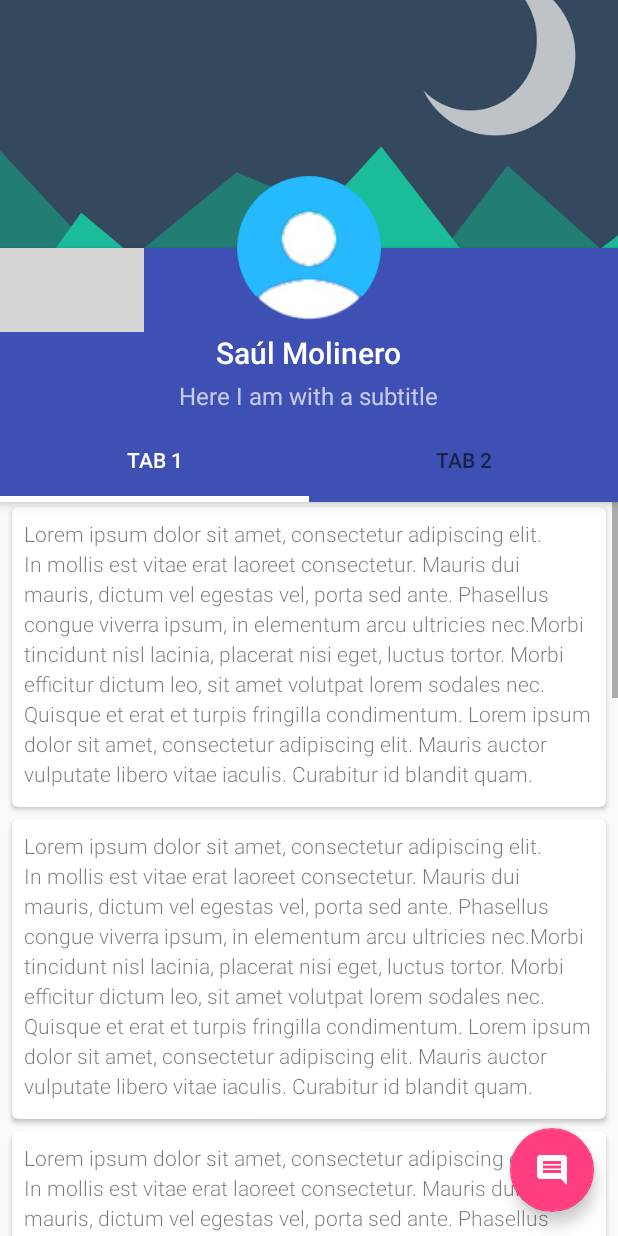
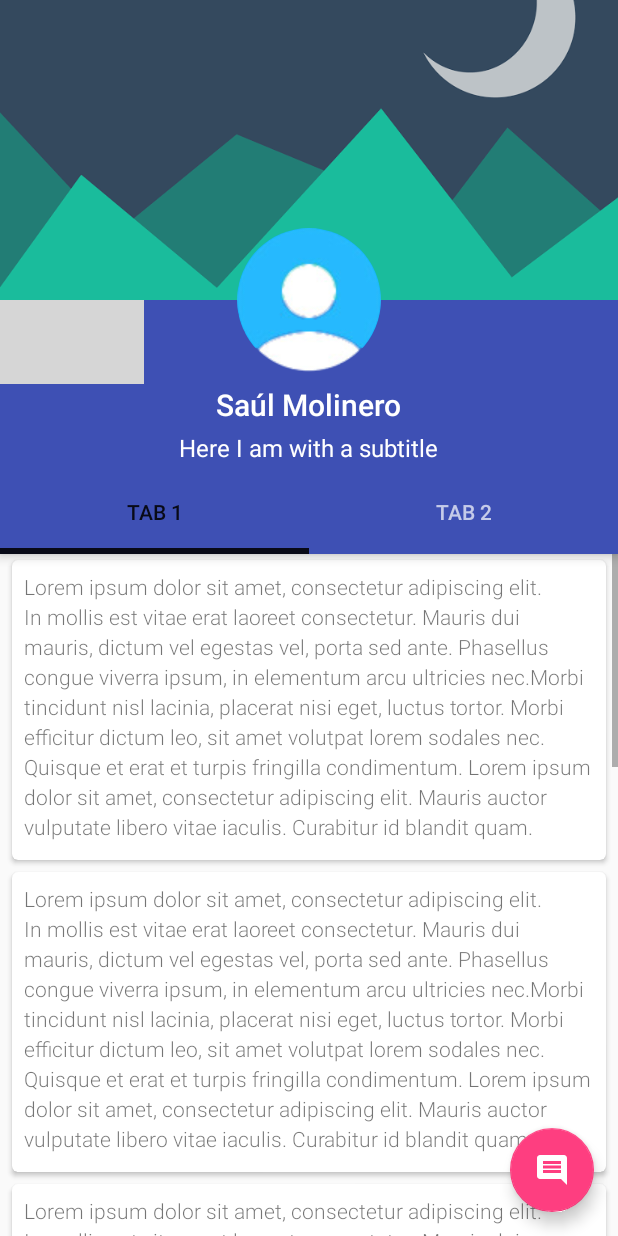
Before and after one commit to saulmm/CoordinatorExamples, an Android app: the MaterialUpConceptActivity screen opened directly, with no data from a screen before it, on a phone screen of 412 x 824 dp. Run offline under Robolectric (Android 15) with nearby library versions, the phone set to English and light mode, and no system bars; our stand-ins replace CircleImageView; grey boxes are pictures that could not be loaded.

Commit message:
Improved material example

```diff
--- a/app/build.gradle
+++ b/app/build.gradle
@@ -22,9 +22,9 @@ android {
 dependencies {
   compile fileTree(dir: 'libs', include: ['*.jar'])
   testCompile 'junit:junit:4.12'
-  compile 'com.android.support:design:23.0.1'
-  compile 'com.android.support:appcompat-v7:23.0.1'
-  compile 'com.android.support:cardview-v7:23.0.1'
-  compile 'com.android.support:recyclerview-v7:23.0.1'
+  compile 'com.android.support:design:23.1.0'
+  compile 'com.android.support:appcompat-v7:23.1.0'
+  compile 'com.android.support:cardview-v7:23.1.0'
+  compile 'com.android.support:recyclerview-v7:23.1.0'
   compile 'de.hdodenhof:circleimageview:1.3.0'
 }
--- a/app/src/main/res/layout/activity_material_up_concept.xml
+++ b/app/src/main/res/layout/activity_material_up_concept.xml
@@ -9,18 +9,18 @@
 	<android.support.design.widget.AppBarLayout
 		android:id="@+id/materialup.appbar"
 		android:layout_width="match_parent"
-		android:layout_height="250dp"
+		android:layout_height="wrap_content"
 		android:theme="@style/ThemeOverlay.AppCompat.Dark.ActionBar"
 		>
 
 		<android.support.design.widget.CollapsingToolbarLayout
 			android:id="@+id/main.collapsing"
 			android:layout_width="match_parent"
-			android:layout_height="match_parent"
-			app:layout_scrollFlags="scroll|exitUntilCollapsed"
+			android:layout_height="200dp"
 			app:contentScrim="?attr/colorPrimary"
 			app:expandedTitleMarginStart="48dp"
 			app:expandedTitleMarginEnd="64dp"
+			app:layout_scrollFlags="scroll|snap"
 			>
 
 			<ImageView
@@ -32,35 +32,20 @@
 				app:layout_collapseMode="parallax"
 				/>
 		</android.support.design.widget.CollapsingToolbarLayout>
-	</android.support.design.widget.AppBarLayout>
 
-	<!-- The top margin value equals half height of the blue box -->
-	<android.support.v4.view.ViewPager
-		android:id="@+id/materialup.viewpager"
-		android:layout_width="match_parent"
-		android:layout_height="match_parent"
-		android:layout_marginTop="84dp"
-		app:layout_behavior="@string/appbar_scrolling_view_behavior"
+		<de.hdodenhof.circleimageview.CircleImageView
+			android:id="@+id/materialup.profile_image"
+			android:layout_width="96dp"
+			android:layout_height="96dp"
+			android:layout_marginTop="-48dp"
+			android:layout_gravity="center_horizontal"
+			android:src="@drawable/user_avatar"
+			android:elevation="8dp"
+			app:border_width="2dp"
+			app:border_color="#FFF"
+			app:layout_scrollFlags="scroll"
+
 			/>
-
-	<FrameLayout
-		android:id="@+id/main.toolbar"
-		android:layout_width="match_parent"
-		android:layout_height="wrap_content"
-		android:background="@color/brand_primary"
-		android:elevation="4dp"
-		app:layout_anchor="@id/materialup.appbar"
-		app:layout_anchorGravity="bottom"
-		>
-
-		<LinearLayout
-			android:layout_width="match_parent"
-			android:layout_height="wrap_content"
-			android:layout_gravity="bottom"
-			android:minHeight="?android:attr/actionBarSize"
-			android:gravity="center_horizontal"
-			android:orientation="vertical"
-			>
 
 		<android.support.v7.widget.Toolbar
 			android:id="@+id/materialup.toolbar"
@@ -68,7 +53,9 @@
 			android:layout_height="wrap_content"
 			android:minHeight="?attr/actionBarSize"
 			android:background="?colorPrimary"
+			android:layout_marginTop="-48dp"
 			app:theme="@style/ThemeOverlay.AppCompat.Light"
+			app:layout_scrollFlags="scroll|enterAlways|snap"
 			style="@style/ToolBarWithNavigationBack"
 			/>
 
@@ -78,12 +65,13 @@
 			android:layout_height="wrap_content"
 			android:orientation="vertical"
 			android:gravity="center"
+			app:layout_scrollFlags="scroll|enterAlways|snap"
 			>
 
 			<TextView
 				android:layout_width="wrap_content"
 				android:layout_height="wrap_content"
-					android:textAppearance="@style/TextAppearance.AppCompat.Widget.ActionBar.Title.Inverse"
+				android:textAppearance="@style/TextAppearance.AppCompat.Widget.ActionBar.Title"
 				android:text="Saúl Molinero"
 				/>
 
@@ -92,8 +80,9 @@
 				android:layout_height="wrap_content"
 				android:layout_marginTop="4dp"
 				android:layout_marginBottom="4dp"
-					android:textAppearance="@style/TextAppearance.AppCompat.Widget.ActionBar.Subtitle.Inverse"
+				android:textAppearance="@style/TextAppearance.AppCompat.Widget.ActionBar.Subtitle"
 				android:text="Here I am with a subtitle"
+				android:textColor="@android:color/white"
 				/>
 
 		</LinearLayout>
@@ -106,8 +95,15 @@
 			app:tabIndicatorColor="?android:attr/textColorPrimaryInverse"
 			app:tabIndicatorHeight="4dp"
 			/>
-		</LinearLayout>
-	</FrameLayout>
+	</android.support.design.widget.AppBarLayout>
+
+	<!-- The top margin value equals half height of the blue box -->
+	<android.support.v4.view.ViewPager
+		android:id="@+id/materialup.viewpager"
+		android:layout_width="match_parent"
+		android:layout_height="match_parent"
+		app:layout_behavior="@string/appbar_scrolling_view_behavior"
+		/>
 
 	<android.support.design.widget.FloatingActionButton
 		android:layout_height="wrap_content"
@@ -119,15 +115,4 @@
 		android:clickable="true"
 		/>
 
-	<de.hdodenhof.circleimageview.CircleImageView
-		android:id="@+id/materialup.profile_image"
-		android:layout_width="96dp"
-		android:layout_height="96dp"
-		app:layout_anchor="@id/main.toolbar"
-		app:layout_anchorGravity="top|center"
-		android:src="@drawable/user_avatar"
-		android:elevation="8dp"
-		app:border_width="2dp"
-		app:border_color="#FFF"
-		/>
 </android.support.design.widget.CoordinatorLayout>
```
Lines whose indentation alone changed are shown as unchanged.
